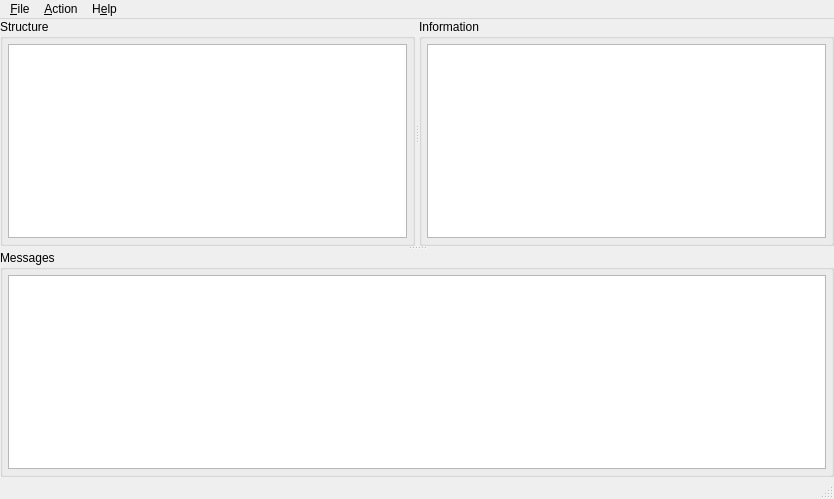
The window that uefitool.ui (LongSoft/UEFITool) describes before a commit, drawn with Qt 5.
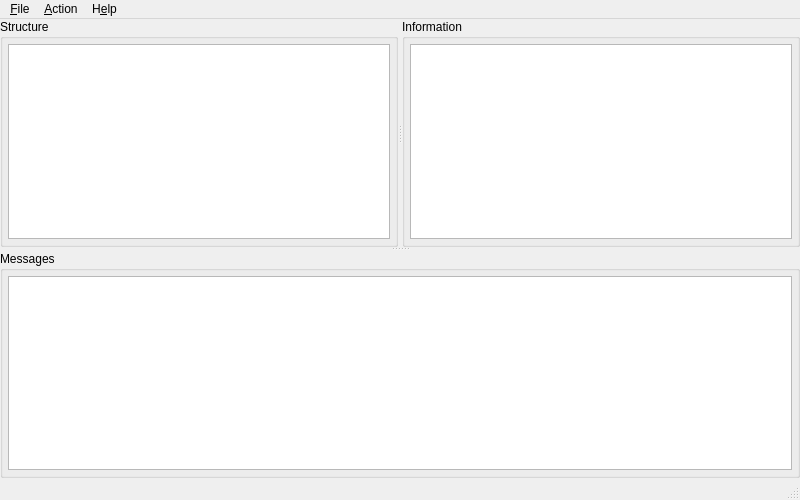
The same window after the commit.

The edit to the form file:
```diff
--- a/uefitool.ui
+++ b/uefitool.ui
@@ -6,8 +6,8 @@
    <rect>
     <x>0</x>
     <y>0</y>
-    <width>834</width>
-    <height>499</height>
+    <width>800</width>
+    <height>500</height>
    </rect>
   </property>
   <property name="sizePolicy">
@@ -139,7 +139,7 @@
     <rect>
      <x>0</x>
      <y>0</y>
-     <width>834</width>
+     <width>800</width>
      <height>21</height>
     </rect>
    </property>
```
Left out of the diff: 46 changed lines with no effect on the pictures.
